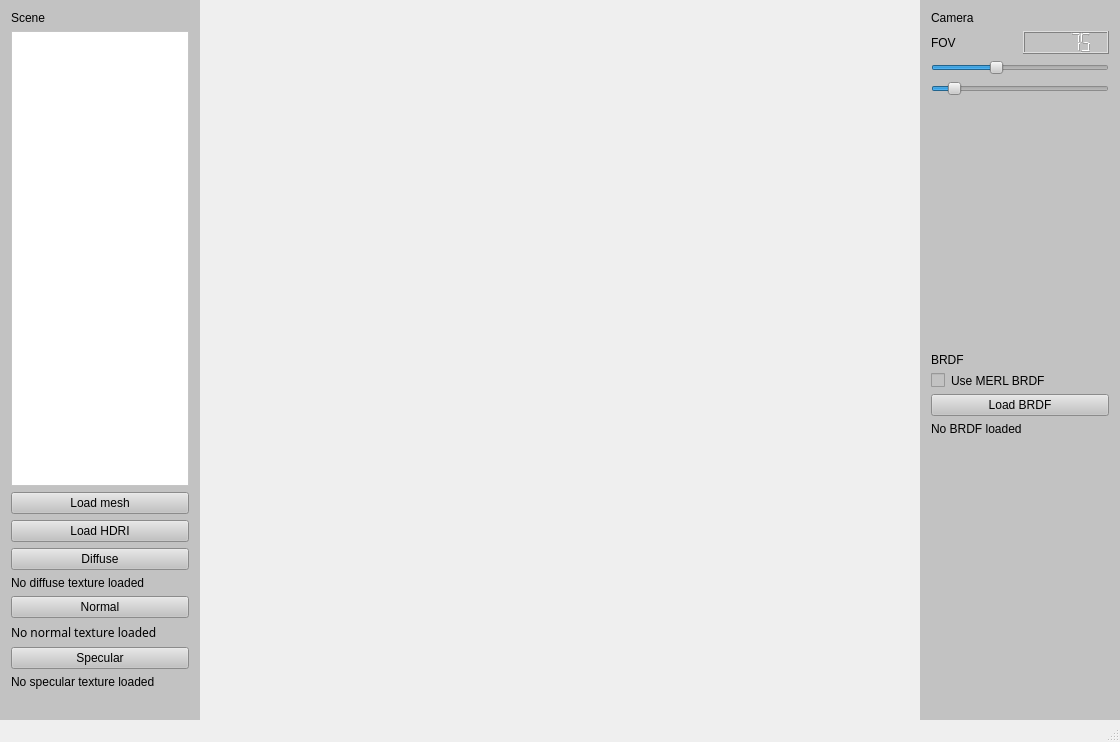
First picture: the form in ui/mainwindow.ui, repository v0q/vRenderer_PathTracer, before the edit.
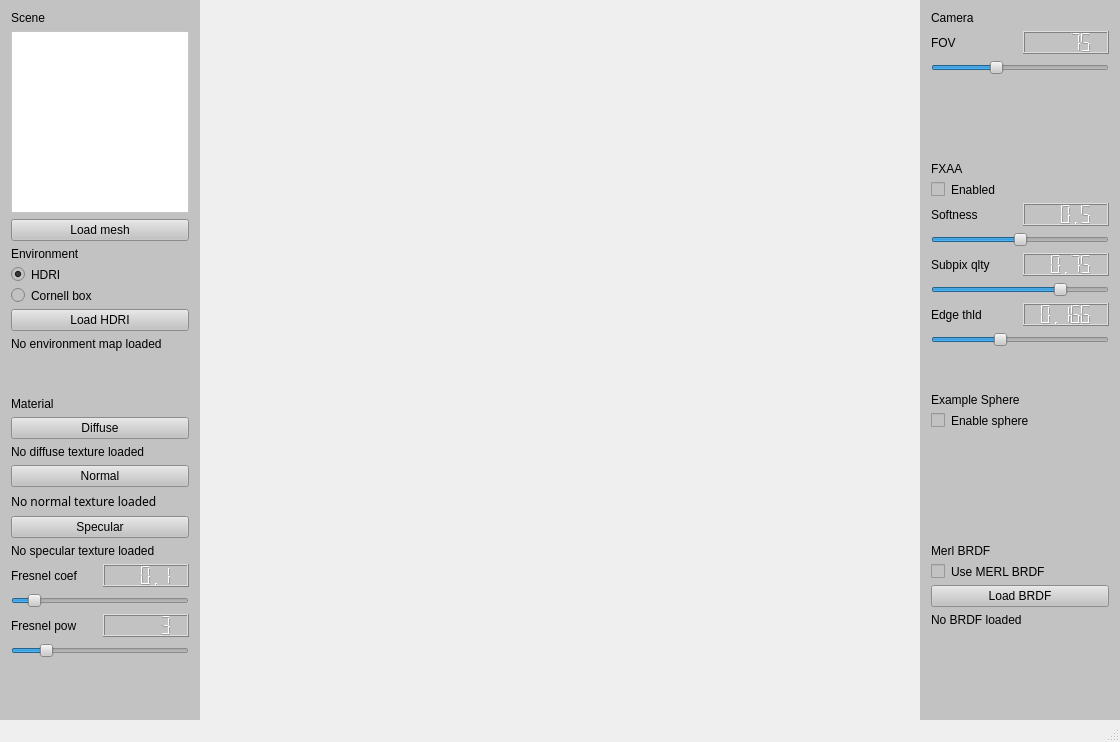
Second picture: the form after the edit.

Commit message: UI elements, cornell box, BRDFs for meshes, texture loading changed etc

The edit to the form file:
```diff
--- a/ui/mainwindow.ui
+++ b/ui/mainwindow.ui
@@ -64,10 +64,6 @@
          </property>
         </widget>
        </item>
-      </layout>
-     </item>
-     <item>
-      <layout class="QVBoxLayout" name="m_textureLayout">
        <item>
         <widget class="QPushButton" name="m_loadMeshBtn">
          <property name="autoFillBackground">
@@ -88,6 +84,34 @@
          </property>
         </widget>
        </item>
+      </layout>
+     </item>
+     <item>
+      <layout class="QVBoxLayout" name="m_envLayout">
+       <item>
+        <widget class="QLabel" name="m_envLabel">
+         <property name="text">
+          <string>Environment</string>
+         </property>
+        </widget>
+       </item>
+       <item>
+        <widget class="QRadioButton" name="m_envHDRI">
+         <property name="text">
+          <string>HDRI</string>
+         </property>
+         <property name="checked">
+          <bool>true</bool>
+         </property>
+        </widget>
+       </item>
+       <item>
+        <widget class="QRadioButton" name="m_envCornell">
+         <property name="text">
+          <string>Cornell box</string>
+         </property>
+        </widget>
+       </item>
        <item>
         <widget class="QPushButton" name="m_loadHDRBtn">
          <property name="styleSheet">
@@ -99,10 +123,46 @@
          </property>
         </widget>
        </item>
+       <item>
+        <widget class="QLabel" name="m_hdrLabel">
+         <property name="styleSheet">
+          <string notr="true">font: 9pt &quot;Sans Serif&quot;;</string>
+         </property>
+         <property name="text">
+          <string>No environment map loaded</string>
+         </property>
+         <property name="scaledContents">
+          <bool>false</bool>
+         </property>
+         <property name="wordWrap">
+          <bool>true</bool>
+         </property>
+        </widget>
+       </item>
       </layout>
      </item>
      <item>
       <layout class="QVBoxLayout" name="m_testSpace">
+       <item>
+        <spacer name="verticalSpacer_6">
+         <property name="orientation">
+          <enum>Qt::Vertical</enum>
+         </property>
+         <property name="sizeHint" stdset="0">
+          <size>
+           <width>20</width>
+           <height>40</height>
+          </size>
+         </property>
+        </spacer>
+       </item>
+       <item>
+        <widget class="QLabel" name="label_2">
+         <property name="text">
+          <string>Material</string>
+         </property>
+        </widget>
+       </item>
        <item>
         <widget class="QPushButton" name="m_loadDiffuseTextureBtn">
          <property name="text">
@@ -177,6 +237,91 @@
        </item>
       </layout>
      </item>
+     <item>
+      <layout class="QVBoxLayout" name="m_modifiersLayout">
+       <item>
+        <layout class="QHBoxLayout" name="horizontalLayout_2">
+         <item>
+          <widget class="QLabel" name="m_fresnelLabel">
+           <property name="text">
+            <string>Fresnel coef</string>
+           </property>
+          </widget>
+         </item>
+         <item>
+          <widget class="QLCDNumber" name="m_fresnelNumber">
+           <property name="value" stdset="0">
+            <double>0.100000000000000</double>
+           </property>
+          </widget>
+         </item>
+        </layout>
+       </item>
+       <item>
+        <widget class="QSlider" name="m_fresnelSlider">
+         <property name="maximum">
+          <number>100</number>
+         </property>
+         <property name="value">
+          <number>10</number>
+         </property>
+         <property name="orientation">
+          <enum>Qt::Horizontal</enum>
+         </property>
+        </widget>
+       </item>
+       <item>
+        <layout class="QHBoxLayout" name="horizontalLayout_3">
+         <item>
+          <widget class="QLabel" name="m_fresnelPowLabel">
+           <property name="text">
+            <string>Fresnel pow</string>
+           </property>
+          </widget>
+         </item>
+         <item>
+          <widget class="QLCDNumber" name="m_fresnelPowNumber">
+           <property name="smallDecimalPoint">
+            <bool>false</bool>
+           </property>
+           <property name="value" stdset="0">
+            <double>3.000000000000000</double>
+           </property>
+          </widget>
+         </item>
+        </layout>
+       </item>
+       <item>
+        <widget class="QSlider" name="m_fresnelPowSlider">
+         <property name="minimum">
+          <number>5</number>
+         </property>
+         <property name="maximum">
+          <number>150</number>
+         </property>
+         <property name="value">
+          <number>30</number>
+         </property>
+         <property name="orientation">
+          <enum>Qt::Horizontal</enum>
+         </property>
+        </widget>
+       </item>
+       <item>
+        <spacer name="verticalSpacer_3">
+         <property name="orientation">
+          <enum>Qt::Vertical</enum>
+         </property>
+         <property name="sizeHint" stdset="0">
+          <size>
+           <width>20</width>
+           <height>40</height>
+          </size>
+         </property>
+        </spacer>
+       </item>
+      </layout>
+     </item>
      <item>
       <spacer name="horizontalSpacer">
        <property name="orientation">
@@ -259,19 +404,6 @@
          </property>
         </widget>
        </item>
-       <item>
-        <widget class="QSlider" name="m_fresnelSlider">
-         <property name="maximum">
-          <number>100</number>
-         </property>
-         <property name="value">
-          <number>10</number>
-         </property>
-         <property name="orientation">
-          <enum>Qt::Horizontal</enum>
-         </property>
-        </widget>
-       </item>
        <item>
         <spacer name="verticalSpacer_2">
          <property name="orientation">
@@ -287,6 +419,139 @@
        </item>
       </layout>
      </item>
+     <item>
+      <layout class="QVBoxLayout" name="verticalLayout_2">
+       <item>
+        <widget class="QLabel" name="m_fxaaLabel">
+         <property name="text">
+          <string>FXAA</string>
+         </property>
+        </widget>
+       </item>
+       <item>
+        <widget class="QCheckBox" name="m_useFXAA">
+         <property name="text">
+          <string>Enabled</string>
+         </property>
+        </widget>
+       </item>
+       <item>
+        <layout class="QHBoxLayout" name="horizontalLayout_4">
+         <item>
+          <widget class="QLabel" name="m_fxaaSoftness">
+           <property name="text">
+            <string>Softness</string>
+           </property>
+          </widget>
+         </item>
+         <item>
+          <widget class="QLCDNumber" name="m_fxaaSoftnessNum">
+           <property name="value" stdset="0">
+            <double>0.500000000000000</double>
+           </property>
+          </widget>
+         </item>
+        </layout>
+       </item>
+       <item>
+        <widget class="QSlider" name="m_fxaaSoftnessSlider">
+         <property name="minimum">
+          <number>0</number>
+         </property>
+         <property name="maximum">
+          <number>100</number>
+         </property>
+         <property name="value">
+          <number>50</number>
+         </property>
+         <property name="orientation">
+          <enum>Qt::Horizontal</enum>
+         </property>
+        </widget>
+       </item>
+       <item>
+        <layout class="QHBoxLayout" name="horizontalLayout_5">
+         <item>
+          <widget class="QLabel" name="m_fxaaSubpixQuality">
+           <property name="text">
+            <string>Subpix qlty</string>
+           </property>
+          </widget>
+         </item>
+         <item>
+          <widget class="QLCDNumber" name="m_fxaaSubpixQualityNum">
+           <property name="value" stdset="0">
+            <double>0.750000000000000</double>
+           </property>
+          </widget>
+         </item>
+        </layout>
+       </item>
+       <item>
+        <widget class="QSlider" name="m_fxaaSubpixQualitySlider">
+         <property name="minimum">
+          <number>0</number>
+         </property>
+         <property name="maximum">
+          <number>100</number>
+         </property>
+         <property name="value">
+          <number>75</number>
+         </property>
+         <property name="orientation">
+          <enum>Qt::Horizontal</enum>
+         </property>
+        </widget>
+       </item>
+       <item>
+        <layout class="QHBoxLayout" name="horizontalLayout_6">
+         <item>
+          <widget class="QLabel" name="m_fxaaSubpixEdgeThreshold">
+           <property name="text">
+            <string>Edge thld</string>
+           </property>
+          </widget>
+         </item>
+         <item>
+          <widget class="QLCDNumber" name="m_fxaaSubpixEdgeThresholdNum">
+           <property name="value" stdset="0">
+            <double>0.166000000000000</double>
+           </property>
+          </widget>
+         </item>
+        </layout>
+       </item>
+       <item>
+        <widget class="QSlider" name="m_fxaaSubpixEdgeThresholdSlider">
+         <property name="minimum">
+          <number>63</number>
+         </property>
+         <property name="maximum">
+          <number>333</number>
+         </property>
+         <property name="value">
+          <number>166</number>
+         </property>
+         <property name="orientation">
+          <enum>Qt::Horizontal</enum>
+         </property>
+        </widget>
+       </item>
+       <item>
+        <spacer name="verticalSpacer_5">
+         <property name="orientation">
+          <enum>Qt::Vertical</enum>
+         </property>
+         <property name="sizeHint" stdset="0">
+          <size>
+           <width>20</width>
+           <height>40</height>
+          </size>
+         </property>
+        </spacer>
+       </item>
+      </layout>
+     </item>
      <item>
       <layout class="QVBoxLayout" name="m_brdfLayout">
        <item>
@@ -295,7 +560,38 @@
           <string notr="true">font: 13pt &quot;Helvetica Neue&quot;;</string>
          </property>
          <property name="text">
-          <string>BRDF</string>
+          <string>Example Sphere</string>
+         </property>
+        </widget>
+       </item>
+       <item>
+        <widget class="QCheckBox" name="m_useSphere">
+         <property name="text">
+          <string>Enable sphere</string>
+         </property>
+        </widget>
+       </item>
+       <item>
+        <spacer name="verticalSpacer">
+         <property name="orientation">
+          <enum>Qt::Vertical</enum>
+         </property>
+         <property name="sizeHint" stdset="0">
+          <size>
+           <width>20</width>
+           <height>40</height>
+          </size>
+         </property>
+        </spacer>
+       </item>
+      </layout>
+     </item>
+     <item>
+      <layout class="QVBoxLayout" name="verticalLayout">
+       <item>
+        <widget class="QLabel" name="label">
+         <property name="text">
+          <string>Merl BRDF</string>
          </property>
         </widget>
        </item>
@@ -327,7 +623,7 @@
         </widget>
        </item>
        <item>
-        <spacer name="verticalSpacer">
+        <spacer name="verticalSpacer_4">
          <property name="orientation">
           <enum>Qt::Vertical</enum>
          </property>
```
Left out of the diff: 2 changed lines with no effect on the pictures. The commit also changes 15 other files.
